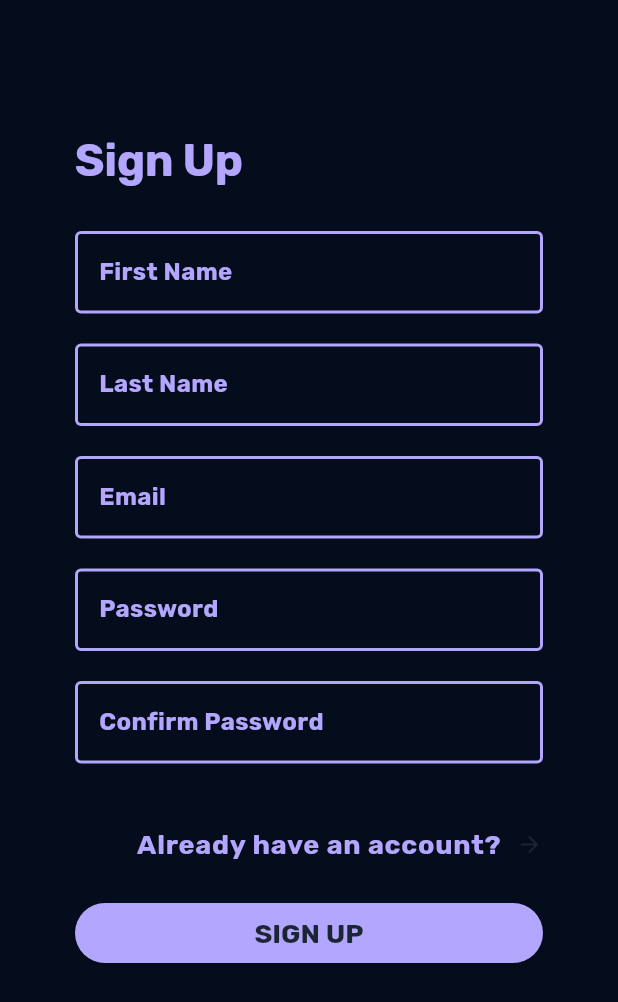
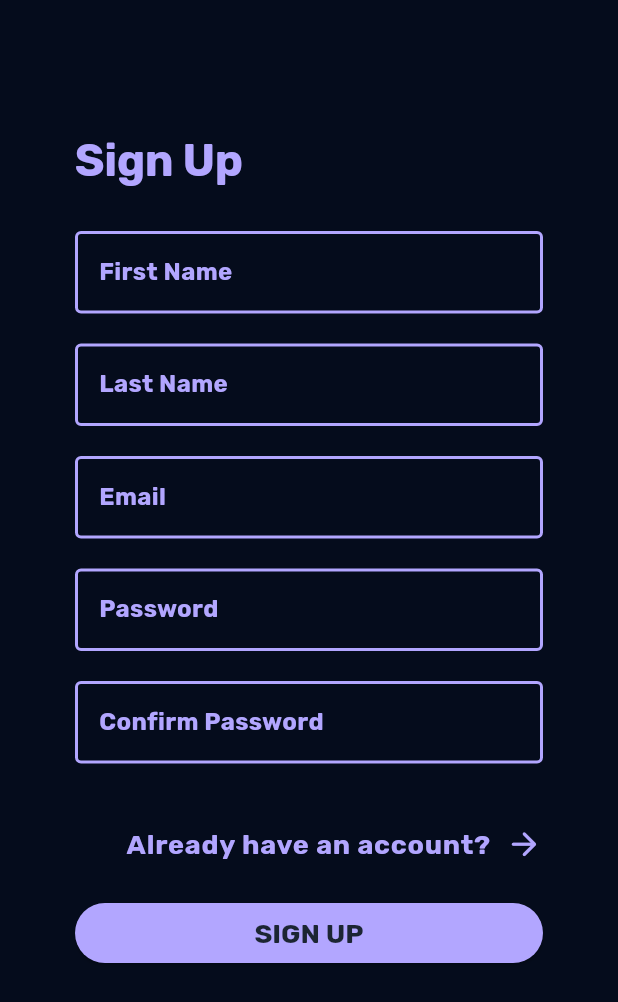
Before and after one commit to ciotirnaealexandru/flick-pick, a Flutter app: the screen it shows after launch, after a tap on "Make an account", on a phone screen of 412 x 824 dp. Shown: the top 1002 px of the screen. Run offline on Flutter 3.47's test engine with Material 3 defaults, Android fonts, the phone set to English and light mode, and no system bars; our stand-ins replace cached_network_image, flutter_dotenv, flutter_rating, flutter_secure_storage, google_fonts; accounts and stored records are empty; network calls fail.

Commit message:
Fix bugs
Signed-off-by: Ciotirnae Alexandru-Cosmin <ciotirnae.alexandru005@gmail.com>

```diff
--- a/frontend/lib/pages/login.dart
+++ b/frontend/lib/pages/login.dart
@@ -61,7 +61,11 @@ class _FormScreenState extends State<FormScreen> {
                   style: Theme.of(context).textTheme.bodyLarge,
                 ),
                 SizedBox(width: 10),
-                Icon(Icons.arrow_forward_rounded),
+                Icon(
+                  Icons.arrow_forward_rounded,
+                  size: 25,
+                  color: Theme.of(context).colorScheme.onPrimary,
+                ),
               ],
             ),
             onPressed: () {
--- a/frontend/lib/pages/show_info.dart
+++ b/frontend/lib/pages/show_info.dart
@@ -88,7 +88,6 @@ class _ShowInfoState extends State<ShowInfo> {
                 children: [
                   SizedBox(
                     width: 190,
-                    child: Expanded(
                     child: Column(
                       crossAxisAlignment: CrossAxisAlignment.start,
                       children: [
@@ -115,8 +114,10 @@ class _ShowInfoState extends State<ShowInfo> {
                           onPressed:
                               () => Navigator.pushNamed(
                                 context,
-                                  "/add_to_watchlist",
+                                '/add_to_watchlist',
+                                arguments: {'userId': userInfo?.id},
                               ),
+
                           child: Text("Add Show"),
                         ),
                         SizedBox(height: 10),
@@ -162,7 +163,6 @@ class _ShowInfoState extends State<ShowInfo> {
                       ],
                     ),
                   ),
-                  ),
                   Container(
                     decoration: BoxDecoration(
                       borderRadius: BorderRadius.circular(20),
--- a/frontend/lib/pages/signup.dart
+++ b/frontend/lib/pages/signup.dart
@@ -113,7 +113,11 @@ class _FormScreenState extends State<FormScreen> {
                   style: Theme.of(context).textTheme.bodyLarge,
                 ),
                 SizedBox(width: 10),
-                Icon(Icons.arrow_forward_rounded),
+                Icon(
+                  Icons.arrow_forward_rounded,
+                  size: 25,
+                  color: Theme.of(context).colorScheme.onPrimary,
+                ),
               ],
             ),
             onPressed: () async {
```
Also changed, not shown: frontend/lib/components/show_grid.dart (+2 -11 lines), frontend/lib/models/deck_model.dart (+9 -2 lines), frontend/lib/pages/add_to_watchlist.dart (+34 -3 lines), frontend/lib/pages/deck_info.dart (+8 -16 lines), frontend/lib/pages/search.dart (+2 -8 lines). Lines whose indentation alone changed are shown as unchanged.
